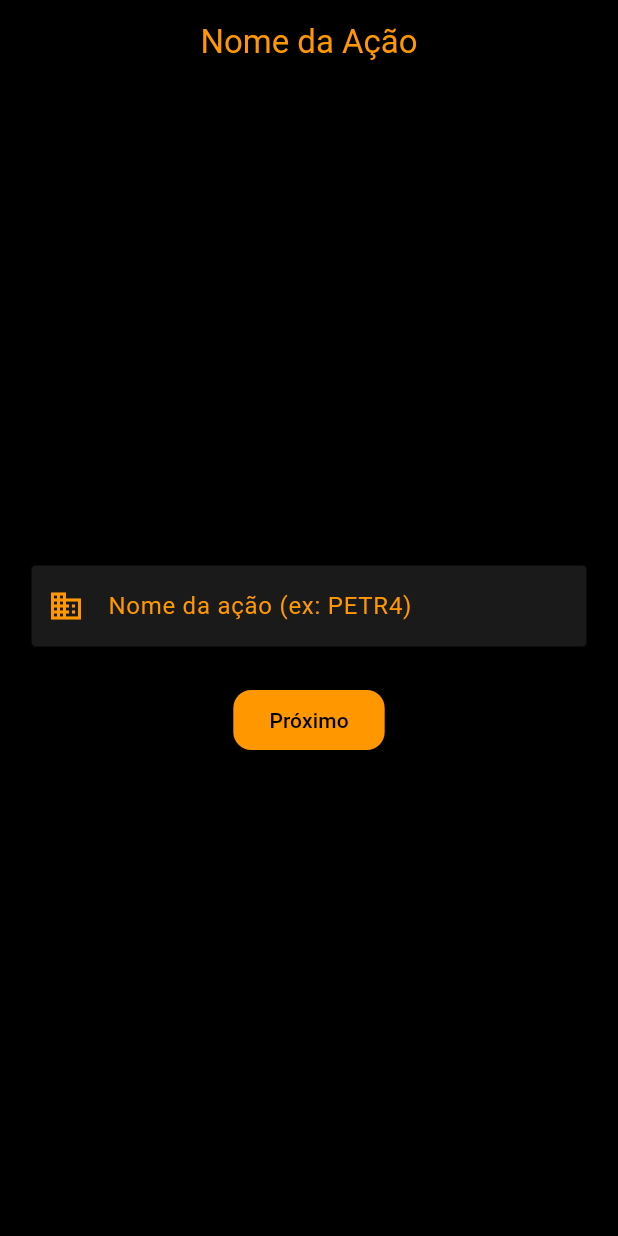
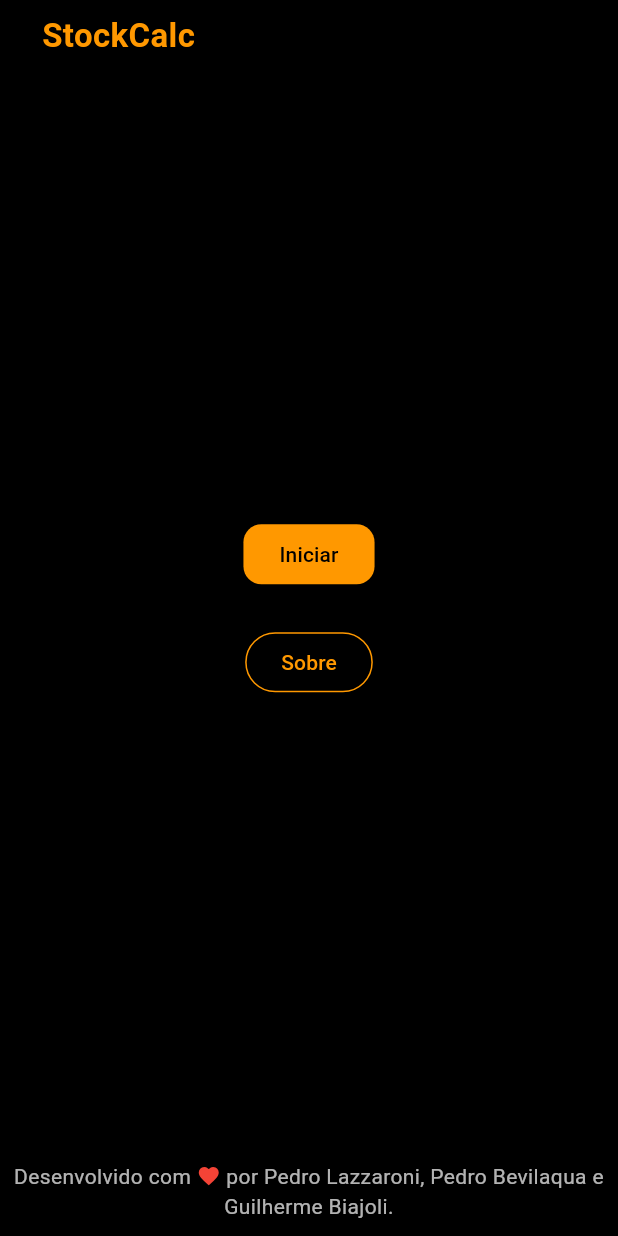
Before and after one commit to pedrolazzaroni/StockCalc, a Flutter app: the screen it shows after launch, on a phone screen of 412 x 824 dp. Run offline on Flutter 3.47's test engine with Material 3 defaults, Android fonts, the phone set to English and light mode, and no system bars.

Commit message:
Adicionando Páginas Sobre e Inicio

```diff
--- a/lib/main.dart
+++ b/lib/main.dart
@@ -47,6 +47,12 @@ class StockCalcApp extends StatelessWidget {
         WidgetBuilder builder;
         Map<String, dynamic>? args = settings.arguments as Map<String, dynamic>?;
         switch (settings.name) {
+          case '/home':
+            builder = (_) => HomePage();
+            break;
+          case '/about':
+            builder = (_) => AboutPage();
+            break;
           case '/stockName':
             builder = (_) => StockNamePage();
             break;
@@ -96,7 +102,7 @@ class _SplashScreenState extends State<SplashScreen> {
   void initState() {
     super.initState();
     Future.delayed(Duration(seconds: 2), () {
-      Navigator.of(context).pushReplacementNamed('/stockName');
+      Navigator.of(context).pushReplacementNamed('/home');
     });
   }
 
@@ -124,6 +130,147 @@ class _SplashScreenState extends State<SplashScreen> {
   }
 }
 
+class HeaderFooterScaffold extends StatelessWidget {
+  final Widget child;
+  final bool showBack;
+  const HeaderFooterScaffold({required this.child, this.showBack = false, Key? key}) : super(key: key);
+
+  @override
+  Widget build(BuildContext context) {
+    return Scaffold(
+      backgroundColor: Colors.black,
+      body: SafeArea(
+        child: Column(
+          children: [
+            Container(
+              padding: EdgeInsets.symmetric(horizontal: 16, vertical: 8),
+              color: Colors.black,
+              child: Row(
+                children: [
+                  if (showBack)
+                    IconButton(
+                      icon: Icon(Icons.arrow_back, color: Colors.orange),
+                      onPressed: () => Navigator.of(context).maybePop(),
+                    ),
+                  SizedBox(width: showBack ? 0 : 12),
+                  Text(
+                    'StockCalc',
+                    style: TextStyle(
+                      color: Colors.orange,
+                      fontWeight: FontWeight.bold,
+                      fontSize: 22,
+                    ),
+                  ),
+                ],
+              ),
+            ),
+            Expanded(child: child),
+            Container(
+              color: Colors.black,
+              padding: EdgeInsets.symmetric(vertical: 10),
+              child: Center(
+                child: Text.rich(
+                  TextSpan(
+                    text: 'Desenvolvido com ',
+                    style: TextStyle(color: Colors.white70, fontSize: 14),
+                    children: [
+                      WidgetSpan(
+                        child: Icon(Icons.favorite, color: Colors.red, size: 16),
+                      ),
+                      TextSpan(
+                        text: ' por Pedro Lazzaroni, Pedro Bevilaqua e Guilherme Biajoli.',
+                        style: TextStyle(color: Colors.white70),
+                      ),
+                    ],
+                  ),
+                  textAlign: TextAlign.center,
+                ),
+              ),
+            ),
+          ],
+        ),
+      ),
+    );
+  }
+}
+
+class HomePage extends StatelessWidget {
+  @override
+  Widget build(BuildContext context) {
+    return HeaderFooterScaffold(
+      child: Center(
+        child: Column(
+          mainAxisAlignment: MainAxisAlignment.center,
+          children: [
+            ElevatedButton(
+              onPressed: () {
+                Navigator.of(context).pushNamed('/stockName');
+              },
+              child: Text('Iniciar'),
+            ),
+            SizedBox(height: 24),
+            OutlinedButton(
+              onPressed: () {
+                Navigator.of(context).pushNamed('/about');
+              },
+              style: OutlinedButton.styleFrom(
+                side: BorderSide(color: Colors.orange),
+                foregroundColor: Colors.orange,
+              ),
+              child: Text('Sobre'),
+            ),
+          ],
+        ),
+      ),
+    );
+  }
+}
+
+class AboutPage extends StatelessWidget {
+  @override
+  Widget build(BuildContext context) {
+    return HeaderFooterScaffold(
+      showBack: true,
+      child: Padding(
+        padding: const EdgeInsets.all(24.0),
+        child: ListView(
+          children: [
+            Text(
+              'Sobre o StockCalc',
+              style: TextStyle(color: Colors.orange, fontSize: 22, fontWeight: FontWeight.bold),
+            ),
+            SizedBox(height: 16),
+            Text(
+              'O StockCalc é um aplicativo para simular investimentos em ações de forma simples e rápida. Você insere o nome da ação, a rentabilidade média anual, o preço atual, o valor a investir e o tempo. O app calcula o valor futuro estimado do seu investimento.',
+              style: TextStyle(color: Colors.white70, fontSize: 16),
+            ),
+            SizedBox(height: 24),
+            Text(
+              'Criadores:',
+              style: TextStyle(color: Colors.orange, fontSize: 18, fontWeight: FontWeight.bold),
+            ),
+            SizedBox(height: 8),
+            Text(
+              'Pedro Lazzaroni\nPedro Bevilaqua\nGuilherme Biajoli',
+              style: TextStyle(color: Colors.white70, fontSize: 16),
+            ),
+            SizedBox(height: 24),
+            Text(
+              'Como funciona:',
+              style: TextStyle(color: Colors.orange, fontSize: 18, fontWeight: FontWeight.bold),
+            ),
+            SizedBox(height: 8),
+            Text(
+              '1. Clique em Iniciar e siga as etapas para inserir os dados.\n2. Veja o resultado do cálculo ao final.\n3. Use o botão Recomeçar para simular novamente.',
+              style: TextStyle(color: Colors.white70, fontSize: 16),
+            ),
+          ],
+        ),
+      ),
+    );
+  }
+}
+
 class StockNamePage extends StatefulWidget {
   @override
   _StockNamePageState createState() => _StockNamePageState();
@@ -135,14 +282,8 @@ class _StockNamePageState extends State<StockNamePage> {
 
   @override
   Widget build(BuildContext context) {
-    return Scaffold(
-      appBar: AppBar(
-        title: Text('Nome da Ação'),
-        backgroundColor: Colors.black,
-        foregroundColor: Colors.orange,
-        centerTitle: true,
-      ),
-      body: Padding(
+    return HeaderFooterScaffold(
+      child: Padding(
         padding: const EdgeInsets.all(20.0),
         child: Form(
           key: _formKey,
@@ -194,14 +335,8 @@ class _AverageReturnPageState extends State<AverageReturnPage> {
 
   @override
   Widget build(BuildContext context) {
-    return Scaffold(
-      appBar: AppBar(
-        title: Text('Rentabilidade Média'),
-        backgroundColor: Colors.black,
-        foregroundColor: Colors.orange,
-        centerTitle: true,
-      ),
-      body: Padding(
+    return HeaderFooterScaffold(
+      child: Padding(
         padding: const EdgeInsets.all(20.0),
         child: Form(
           key: _formKey,
@@ -261,14 +396,8 @@ class _StockPricePageState extends State<StockPricePage> {
 
   @override
   Widget build(BuildContext context) {
-    return Scaffold(
-      appBar: AppBar(
-        title: Text('Preço Atual'),
-        backgroundColor: Colors.black,
-        foregroundColor: Colors.orange,
-        centerTitle: true,
-      ),
-      body: Padding(
+    return HeaderFooterScaffold(
+      child: Padding(
         padding: const EdgeInsets.all(20.0),
         child: Form(
           key: _formKey,
@@ -344,14 +473,8 @@ class _InvestmentPageState extends State<InvestmentPage> {
 
   @override
   Widget build(BuildContext context) {
-    return Scaffold(
-      appBar: AppBar(
-        title: Text('Investimento'),
-        backgroundColor: Colors.black,
-        foregroundColor: Colors.orange,
-        centerTitle: true,
-      ),
-      body: Padding(
+    return HeaderFooterScaffold(
+      child: Padding(
         padding: const EdgeInsets.all(20.0),
         child: Form(
           key: _formKey,
```
